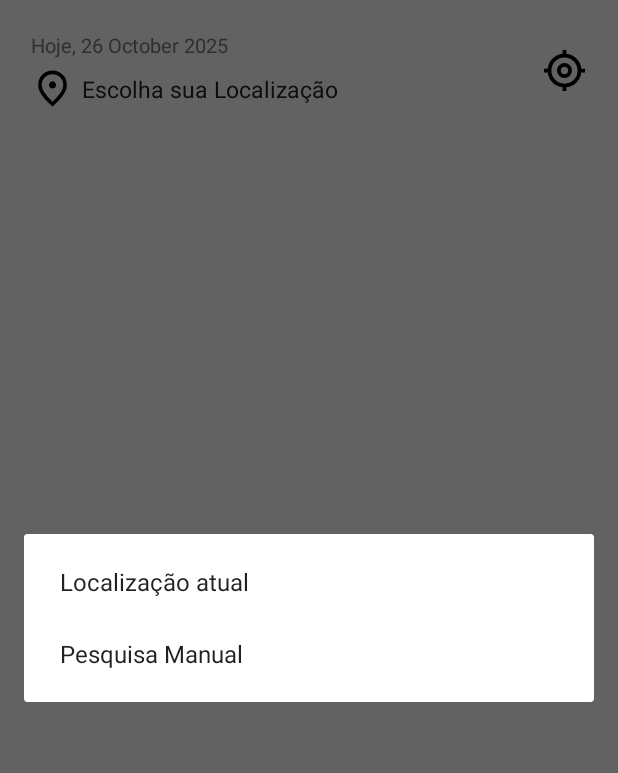
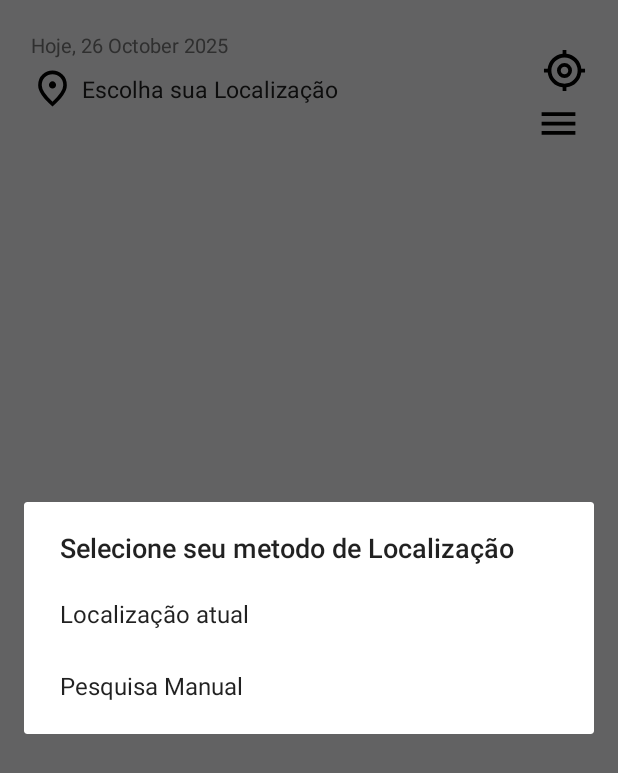
Before and after one commit to VitorAlvesDevv/Previsao-tempo, an Android app: the screen it shows after launch (MainActivity), after a tap on "Escolha sua Localização", on a phone screen of 412 x 824 dp. Shown: the top 773 px of the screen. Run offline under Robolectric (Android 15) with nearby library versions, the phone set to English and light mode, and no system bars; our stand-ins replace sdp/ssp sizes.

Commit message:
colocamos algumas coisas a mais como solicitar a localização no aplicativo

```diff
--- a/app/build.gradle.kts
+++ b/app/build.gradle.kts
@@ -69,7 +69,10 @@ dependencies {
 
     implementation("io.coil-kt:coil:2.5.0")
 
-    implementation("com.google.android.gms:play-services-location:21.0.1")
+    implementation("com.google.android.gms:play-services-location:21.3.0")
+
+    implementation("androidx.swiperefreshlayout:swiperefreshlayout:1.1.0")
+
 
 
 
--- a/app/src/main/AndroidManifest.xml
+++ b/app/src/main/AndroidManifest.xml
@@ -4,10 +4,12 @@
 
     <uses-permission android:name="android.permission.ACCESS_FINE_LOCATION"/>
     <uses-permission android:name="android.permission.ACCESS_COARSE_LOCATION"/>
+    <uses-permission android:name="android.permission.INTERNET"/>
 
 
 
     <application
+        android:name=".utis.ConfiguracaodoApp"
         android:allowBackup="true"
         android:dataExtractionRules="@xml/data_extraction_rules"
         android:fullBackupContent="@xml/backup_rules"
--- a/app/src/main/java/com/example/previsaodotempo/data/PrevisaoData.kt
+++ b/app/src/main/java/com/example/previsaodotempo/data/PrevisaoData.kt
@@ -1,8 +1,21 @@
 package com.example.previsaodotempo.data
+
+import java.text.SimpleDateFormat
+import java.util.Date
+import java.util.Locale
 
 sealed class PrevisaoData
 
 data class CurrentLocation(
-    val date: String,
-    val location: String = "Escolha sua Localização"
+    val date: String = getCurrentDate(),
+    val location: String = "Escolha sua Localização",
+    val latitude: Double? = null,
+    val longitude: Double? = null
+
 ) : PrevisaoData()
+
+private fun getCurrentDate(): String {
+    val currentDate = Date()
+    val formatter = SimpleDateFormat("d MMMM yyyy", Locale.getDefault())
+    return "Hoje, ${formatter.format(currentDate)}"
+}
--- a/app/src/main/java/com/example/previsaodotempo/fragments/home/HomeFragment.kt
+++ b/app/src/main/java/com/example/previsaodotempo/fragments/home/HomeFragment.kt
@@ -12,20 +12,28 @@ import androidx.core.content.ContextCompat
 import androidx.fragment.app.Fragment
 import com.example.previsaodotempo.data.CurrentLocation
 import com.example.previsaodotempo.databinding.FragmentHomeBinding
-
+import org.koin.androidx.viewmodel.ext.android.viewModel
+import com.google.android.gms.location.LocationRequest
+import com.google.android.gms.location.Priority
+import org.koin.core.component.KoinComponent
+import org.koin.core.component.inject
 import java.text.SimpleDateFormat
 import java.util.Locale;
 import java.util.Date;
+import android.location.Geocoder
 import android.Manifest
-
-
+import com.google.android.gms.location.LocationServices
 
 
 class HomeFragment : Fragment() {
 
     private var _binding: FragmentHomeBinding? = null
     private val binding get() = requireNotNull(_binding)
-
+    private val modeloVisualizacao: ModeloVisualizacao by viewModel()
+    private val fusedLocationProviderClient by lazy {
+        LocationServices.getFusedLocationProviderClient(requireContext())
+    }
+    private val geocoder by lazy { Geocoder(requireContext()) }
     private val PrevisaoMeteorologica = PrevisaoMeteorologica(
         onLocationClicked = {showLocationOptions() }
     )
@@ -53,23 +61,39 @@ class HomeFragment : Fragment() {
         super.onViewCreated(view, savedInstanceState)
         setPrevisaoMeteorologica()
         setPrevisaoData()
+        setObservers()
+    }
+
+    private fun setObservers() {
+        with(modeloVisualizacao) {
+            currentLocation.observe(viewLifecycleOwner) {
+            val currentLocationDataState = it ?: return@observe
+                if (currentLocationDataState.isLoading) {
+                    showLoading()
+                }
+                currentLocationDataState.currentLocation?.let { currentLocation ->
+                    hideLoading()
+                    setPrevisaoData(currentLocation)
+                }
+                currentLocationDataState.error?.let { error ->
+                    hideLoading()
+                    Toast.makeText(requireContext(), error, Toast.LENGTH_SHORT).show()
+                }
+            }
+        }
     }
 
     private fun setPrevisaoMeteorologica() {
         binding.previsaoDataRecyclerView.adapter = PrevisaoMeteorologica
     }
 
-    private fun setPrevisaoData() {
-        PrevisaoMeteorologica.setData(data = listOf(CurrentLocation(date = getCurrentDate())))
-    }
-    private fun getCurrentDate(): String {
-        val currentDate = Date()
-        val formatter = SimpleDateFormat("d MMMM yyyy", Locale.getDefault())
-        return "Hoje, ${formatter.format(currentDate)}"
+    private fun setPrevisaoData( currentLocation: CurrentLocation? = null) {
+        PrevisaoMeteorologica.setData(data = listOf( currentLocation ?: CurrentLocation()))
     }
 
+
     private fun getCurrentLocation() {
-        Toast.makeText(requireContext(), "getCurrentLocation()", Toast.LENGTH_SHORT).show()
+       modeloVisualizacao.getCurrentLocation(fusedLocationProviderClient, geocoder)
     }
 
     private fun isLocationPermissionGranted(): Boolean {
@@ -93,7 +117,7 @@ class HomeFragment : Fragment() {
     private fun showLocationOptions() {
         val options = arrayOf("Localização atual", "Pesquisa Manual")
         AlertDialog.Builder(requireContext()).apply {
-            setTittle("Selecione seu metodo de Localização")
+            setTitle("Selecione seu metodo de Localização")
             setItems(options) { _, which ->
                 when (which) {
                     0 -> proceedWithCurrentLocation()
@@ -103,7 +127,22 @@ class HomeFragment : Fragment() {
         }
     }
 
-    private fun setTittle(string: String) {}
+
+
+
+    private fun showLoading() {
+        with(binding) {
+            previsaoDataRecyclerView.visibility = View.GONE
+            swipeRefreshLayout.isRefreshing = true
+        }
+    }
+
+    private fun hideLoading() {
+        with(binding) {
+            previsaoDataRecyclerView.visibility = View.VISIBLE
+            swipeRefreshLayout.isRefreshing = false
+        }
+    }
 
 
 }
--- /dev/null
+++ b/app/src/main/java/com/example/previsaodotempo/injecaodependencias/ModeloVisualizacao.kt
@@ -0,0 +1,9 @@
+package com.example.previsaodotempo.injecaodependencias
+
+import com.example.previsaodotempo.fragments.home.ModeloVisualizacao
+import org.koin.androidx.viewmodel.dsl.viewModel
+import org.koin.dsl.module
+
+val modeloVisualizacao = module {
+    viewModel{ ModeloVisualizacao(repositorioPrevisaoTempo = get()) }
+}
--- /dev/null
+++ b/app/src/main/java/com/example/previsaodotempo/injecaodependencias/ModuloRepositorio.kt
@@ -0,0 +1,8 @@
+package com.example.previsaodotempo.injecaodependencias
+
+import com.example.previsaodotempo.rede.repositorio.RepositorioPrevisaoTempo
+import org.koin.dsl.module
+
+val moduloRepositorio = module {
+    single { RepositorioPrevisaoTempo() }
+}
--- /dev/null
+++ b/app/src/main/java/com/example/previsaodotempo/utis/ConfiguracaodoApp.kt
@@ -0,0 +1,15 @@
+package com.example.previsaodotempo.utis
+import android.app.Application
+import com.example.previsaodotempo.injecaodependencias.modeloVisualizacao
+import com.example.previsaodotempo.injecaodependencias.moduloRepositorio
+import org.koin.core.context.startKoin
+
+class ConfiguracaodoApp : Application() {
+
+    override fun onCreate() {
+        super.onCreate()
+        startKoin {
+            modules(listOf(moduloRepositorio, modeloVisualizacao))
+        }
+    }
+}
--- /dev/null
+++ b/app/src/main/res/drawable/menu_24px.xml
@@ -0,0 +1,10 @@
+<vector xmlns:android="http://schemas.android.com/apk/res/android"
+    android:width="24dp"
+    android:height="24dp"
+    android:viewportWidth="960"
+    android:viewportHeight="960"
+    android:tint="?attr/colorControlNormal">
+  <path
+      android:fillColor="@android:color/white"
+      android:pathData="M120,720L120,640L840,640L840,720L120,720ZM120,520L120,440L840,440L840,520L120,520ZM120,320L120,240L840,240L840,320L120,320Z"/>
+</vector>
--- a/app/src/main/res/layout/fragment_home.xml
+++ b/app/src/main/res/layout/fragment_home.xml
@@ -1,5 +1,6 @@
 <?xml version="1.0" encoding="utf-8"?>
-<androidx.constraintlayout.widget.ConstraintLayout xmlns:android="http://schemas.android.com/apk/res/android"
+<androidx.swiperefreshlayout.widget.SwipeRefreshLayout xmlns:android="http://schemas.android.com/apk/res/android"
+    android:id="@+id/swipeRefreshLayout"
     android:layout_width="match_parent"
     android:layout_height="match_parent"
     xmlns:app="http://schemas.android.com/apk/res-auto"
@@ -7,17 +8,13 @@
 
     <androidx.recyclerview.widget.RecyclerView
         android:id="@+id/previsaoDataRecyclerView"
-        android:layout_width="0dp"
-        android:layout_height="0dp"
+        android:layout_width="match_parent"
+        android:layout_height="match_parent"
         android:clipToPadding="false"
         android:orientation="vertical"
         android:padding="@dimen/_16sdp"
-        app:layoutManager="androidx.recyclerview.widget.LinearLayoutManager"
-        app:layout_constraintBottom_toBottomOf="parent"
-        app:layout_constraintEnd_toEndOf="parent"
-        app:layout_constraintStart_toStartOf="parent"
-        app:layout_constraintTop_toTopOf="parent"/>
+        app:layoutManager="androidx.recyclerview.widget.LinearLayoutManager" />
 
 
 
-</androidx.constraintlayout.widget.ConstraintLayout>
+</androidx.swiperefreshlayout.widget.SwipeRefreshLayout>
--- a/app/src/main/res/layout/item_container_current_location.xml
+++ b/app/src/main/res/layout/item_container_current_location.xml
@@ -9,7 +9,7 @@
        android:id="@+id/textCurrentDate"
         android:layout_width="0dp"
         android:layout_height="wrap_content"
-        android:layout_marginEnd="@dimen/_4sdp"
+        android:layout_marginEnd="@dimen/_16sdp"
         android:textColor="@color/silver"
         android:textSize="@dimen/_10ssp"
         app:layout_constraintEnd_toStartOf="@+id/imageCurrentLocation"
@@ -33,6 +33,8 @@
         android:layout_height="wrap_content"
         android:layout_marginStart="@dimen/_4sdp"
         android:layout_marginEnd="@dimen/_4sdp"
+        android:ellipsize="end"
+        android:maxLines="1"
         android:textColor="@color/raisin_black"
         android:textSize="@dimen/_12ssp"
         app:layout_constraintBottom_toBottomOf="@+id/imageLocation"
@@ -51,5 +53,17 @@
         app:layout_constraintEnd_toEndOf="parent"
         app:layout_constraintTop_toTopOf="@id/textCurrentDate"/>
 
+    <androidx.appcompat.widget.AppCompatImageView
+        android:id="@+id/imageMoreOptions"
+        android:layout_width="@dimen/_23sdp"
+        android:layout_height="@dimen/_23sdp"
+        android:layout_marginTop="@dimen/_4sdp"
+        android:layout_marginEnd="4dp"
+        android:src="@drawable/menu_24px"
+        android:tint="@color/black"
+        app:layout_constraintBottom_toBottomOf="parent"
+        app:layout_constraintEnd_toEndOf="parent"
+        app:layout_constraintTop_toBottomOf="@id/imageCurrentLocation"
+        app:layout_constraintVertical_bias="1.0" />
 
 </androidx.constraintlayout.widget.ConstraintLayout>
```
Also changed, not shown: app/src/main/java/com/example/previsaodotempo/fragments/home/ModeloVisualizacao.kt (added, +58 -0 lines), app/src/main/java/com/example/previsaodotempo/rede/repositorio/RepositorioPrevisaoTempo.kt (added, +53 -0 lines).
